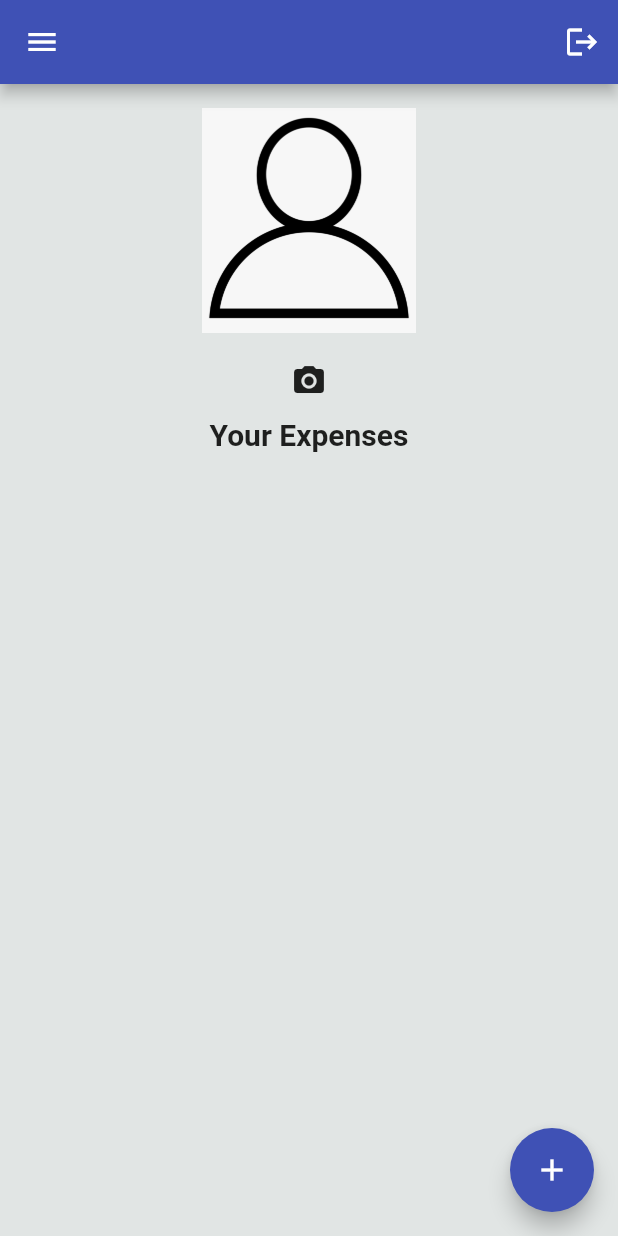
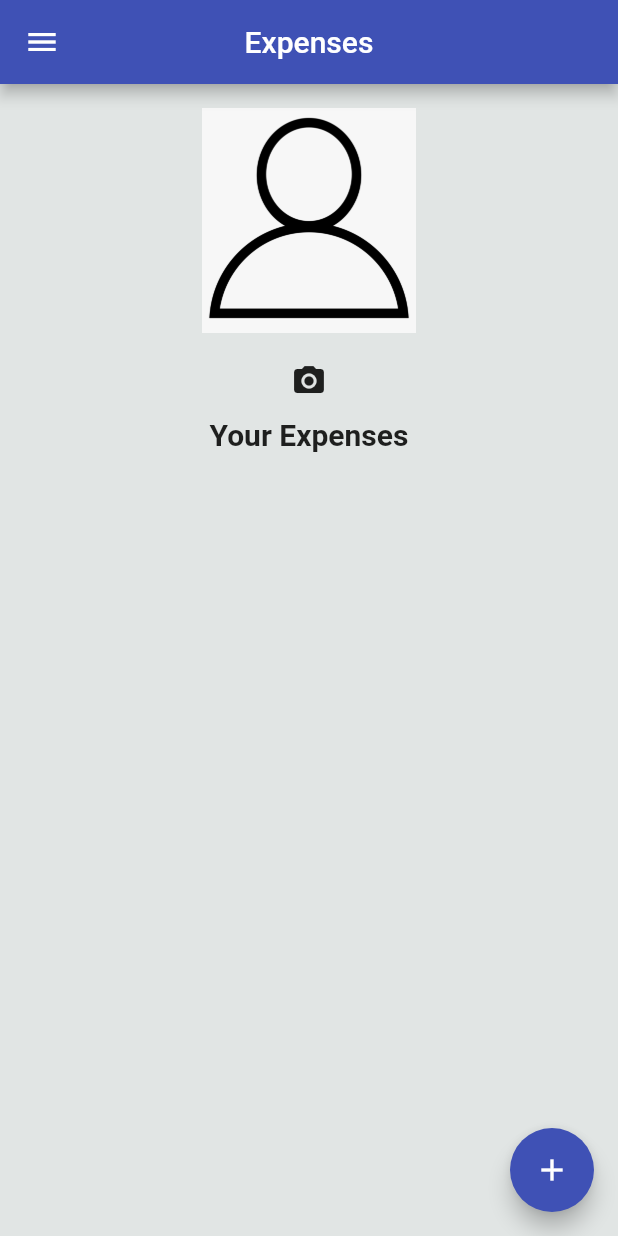
Before and after one commit to offlineprogrammer/expense_tracker_app, a Flutter app: the HomePage screen opened directly, on a phone screen of 412 x 824 dp. Run offline on Flutter 3.47's test engine with Material 2 defaults, Android fonts, the phone set to English and light mode, and no system bars; our stand-ins replace font_awesome_flutter, get, image_picker; missing offline and left inert: amplify_analytics_pinpoint, amplify_api, amplify_auth_cognito, amplify_datastore, amplify_datastore_plugin_interface, amplify_flutter and 2 more; accounts and stored records are empty.

```diff
--- a/lib/app_routes.dart
+++ b/lib/app_routes.dart
@@ -3,6 +3,7 @@ import 'package:expense_tracker_app/controllers/bindings/homepage_bindings.dart'
 import 'package:expense_tracker_app/pages/categories_page.dart';
 import 'package:expense_tracker_app/pages/email_sign_in_page.dart';
 import 'package:expense_tracker_app/pages/home_page.dart';
+import 'package:expense_tracker_app/pages/settings_page.dart';
 import 'package:expense_tracker_app/pages/sign_in_page.dart';
 import 'package:get/get.dart';
 
@@ -22,5 +23,10 @@ class AppRoutes {
       page: () => CategoriesPage(),
       binding: CategoriesBindings(),
     ),
+    GetPage(
+      name: '/settings',
+      page: () => SettingsPage(),
+      binding: HomeBindings(),
+    ),
   ];
 }
--- a/lib/pages/home_page.dart
+++ b/lib/pages/home_page.dart
@@ -1,12 +1,14 @@
 import 'package:expense_tracker_app/controllers/auth_controller.dart';
+import 'package:expense_tracker_app/controllers/expense_controller.dart';
 import 'package:expense_tracker_app/controllers/user_controller.dart';
 import 'package:expense_tracker_app/widgets/add_expense_alert.dart';
+import 'package:expense_tracker_app/widgets/expense_card.dart';
 import 'package:expense_tracker_app/widgets/home_drawer.dart';
 import 'package:flutter/material.dart';
 import 'package:get/get.dart';
 
 class HomePage extends GetWidget<UserController> {
-  AuthController _authcontroller = Get.find();
+  ExpenseController _expenseController = Get.find();
 
   get kTransparentImage => null;
   @override
@@ -14,24 +16,10 @@ class HomePage extends GetWidget<UserController> {
     return Scaffold(
         backgroundColor: Color(0xffE1E5E4),
         appBar: AppBar(
-          title: GetX<UserController>(
-            initState: (_) async {
-              await Get.find<UserController>().getCurrUser();
-            },
-            builder: (_) {
-              return Text(controller.user?.username ?? '',
-                  style: TextStyle(fontSize: 12));
-            },
+          title: Text(
+            'Expenses',
           ),
           centerTitle: true,
-          actions: [
-            IconButton(
-              icon: Icon(Icons.logout),
-              onPressed: () {
-                _authcontroller.signOut();
-              },
-            ),
-          ],
         ),
         drawer: const HomeDrawer(),
         floatingActionButton: FloatingActionButton(
@@ -86,16 +74,17 @@ class HomePage extends GetWidget<UserController> {
               SizedBox(
                 height: 8,
               ),
-              // Obx(
-              //   () => Expanded(
-              //     child: ListView.builder(
-              //       itemCount: _todocontroller.todoList.length,
-              //       itemBuilder: (_, index) {
-              //         return TodoCard(todo: _todocontroller.todoList[index]);
-              //       },
-              //     ),
-              //   ),
-              // ),
+              Obx(
+                () => Expanded(
+                  child: ListView.builder(
+                    itemCount: _expenseController.expensesList.length,
+                    itemBuilder: (_, index) {
+                      return ExpenseCard(
+                          expense: _expenseController.expensesList[index]);
+                    },
+                  ),
+                ),
+              ),
             ],
           ),
         ));
--- a/lib/services/datastore_service.dart
+++ b/lib/services/datastore_service.dart
@@ -7,7 +7,7 @@ class DataStoreService {
   Future<void> saveUser(User user) async {
     try {
       print('DataStore Save');
-      await Amplify.DataStore.clear();
+      //await Amplify.DataStore.clear();
       await Amplify.DataStore.save(user);
     } catch (e) {
       print(e.toString());
--- a/lib/widgets/home_drawer.dart
+++ b/lib/widgets/home_drawer.dart
@@ -45,7 +45,9 @@ class HomeDrawer extends StatelessWidget {
           ListTile(
             leading: const Icon(Icons.settings),
             title: const Text('Settings'),
-            onTap: () {},
+            onTap: () {
+              Get.toNamed("/settings");
+            },
           ),
           ListTile(
             leading: const Icon(Icons.exit_to_app),
--- a/pubspec.yaml
+++ b/pubspec.yaml
@@ -35,6 +35,7 @@ dependencies:
   image_picker: ^0.8.3+2
   uuid: ^3.0.4
   transparent_image: ^2.0.0
+  cached_network_image: ^3.1.0
 
 
   # The following adds the Cupertino Icons font to your application.
```
Also changed, not shown: lib/controllers/user_controller.dart (+10 -0 lines), lib/pages/settings_page.dart (added, +114 -0 lines), lib/widgets/expense_card.dart (added, +81 -0 lines), pubspec.lock, 1 other file.
